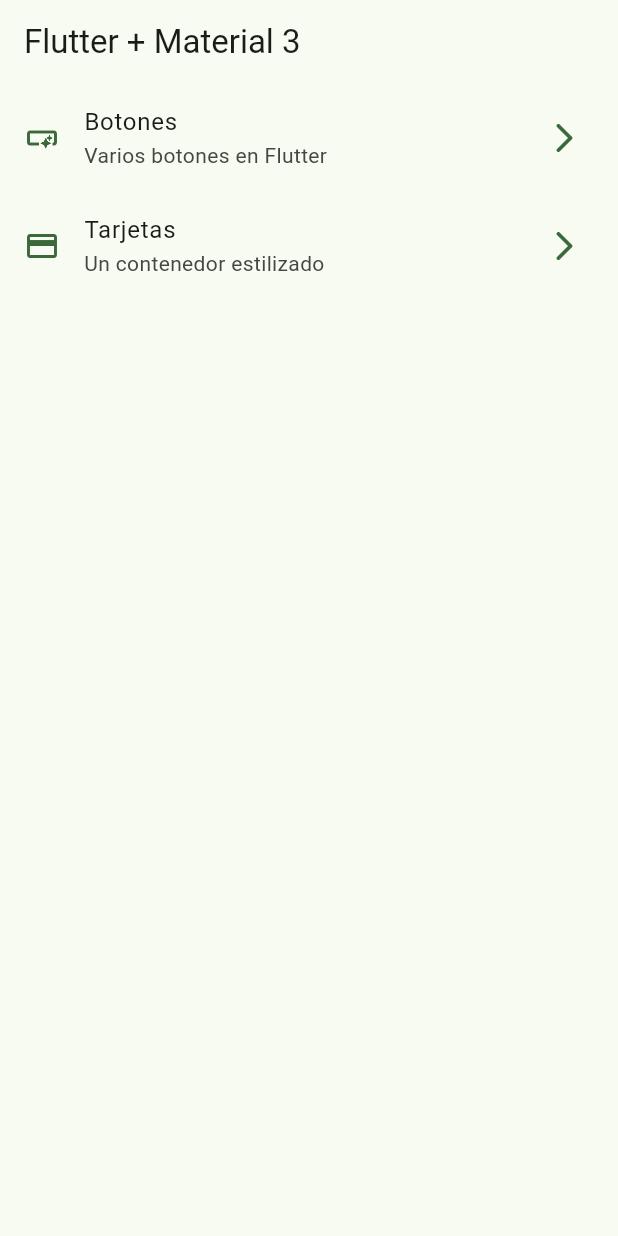
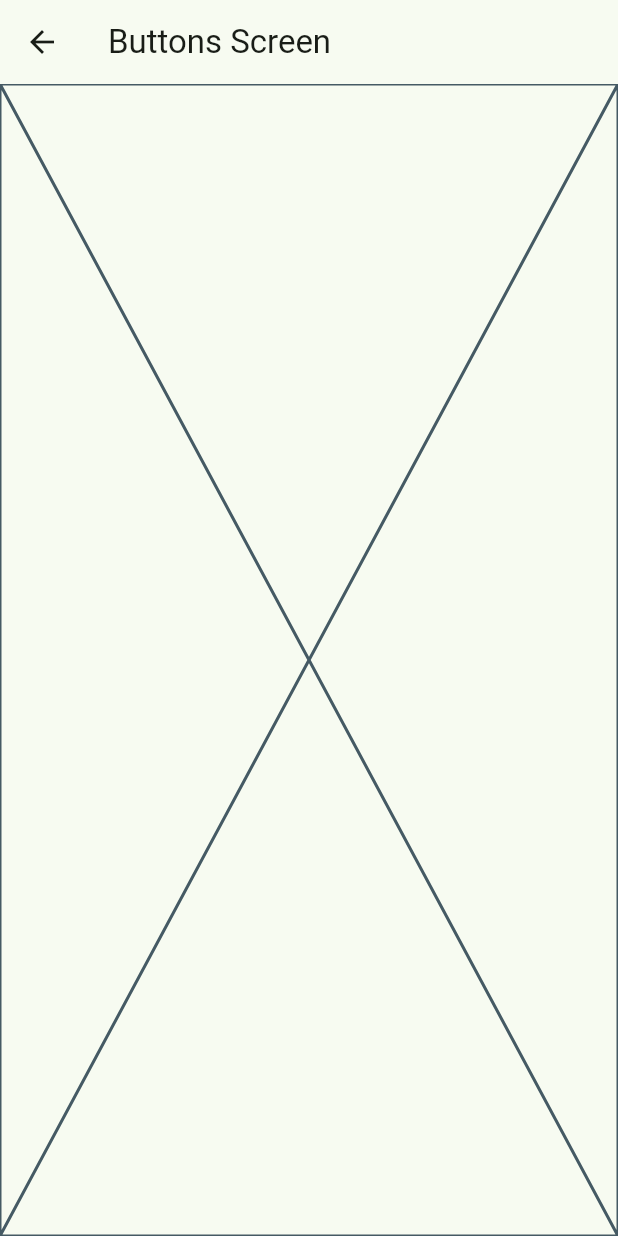
Before and after one commit to ctm187523/FlutterWidgets, a Flutter app: the screen it shows after launch, after a tap on "Botones", on a phone screen of 412 x 824 dp. Run offline on Flutter 3.47's test engine with Material 2 defaults, Android fonts, the phone set to English and light mode, and no system bars.

```diff
--- a/lib/config/menu/menu_items.dart
+++ b/lib/config/menu/menu_items.dart
@@ -29,7 +29,7 @@ const appMenuItems = <MenuItem>[
   MenuItem(
     title: 'Tarjetas',
     subTitle: 'Un contenedor estilizado',
-    link: '/card',
+    link: '/cards',
     icon: Icons.credit_card
   ),
 ];
--- a/lib/main.dart
+++ b/lib/main.dart
@@ -1,5 +1,7 @@
 import 'package:flutter/material.dart';
 import 'package:widgets_app/config/theme/app_theme.dart';
+import 'package:widgets_app/presentation/screens/buttons/buttons_screens.dart';
+import 'package:widgets_app/presentation/screens/cards/cards_screen.dart';
 import 'package:widgets_app/presentation/screens/home/home_screen.dart';
 
 void main() {
@@ -15,6 +17,11 @@ class MainApp extends StatelessWidget {
       debugShowCheckedModeBanner: false,
       theme: AppTheme(selectedColor: 2).getTheme(), //usamos la clase creada para el theme
       home: const HomeScreeen(),
+      //creamos las rutas para la navegacion entre pantallas
+      routes: {
+        '/buttons':(context) => const ButtonsScreen(),
+        '/cards':(context) => const CardsScreen()
+      },
     );
   }
 }
--- /dev/null
+++ b/lib/presentation/screens/buttons/buttons_screens.dart
@@ -0,0 +1,18 @@
+
+import 'package:flutter/material.dart';
+
+class ButtonsScreen extends StatelessWidget {
+
+  //constructor
+  const ButtonsScreen({super.key});
+
+  @override
+  Widget build(BuildContext context) {
+    return Scaffold(
+      appBar: AppBar(
+        title: const Text('Buttons Screen'),
+      ),
+      body: const Placeholder(),
+    );
+  }
+}
--- a/lib/presentation/screens/home/home_screen.dart
+++ b/lib/presentation/screens/home/home_screen.dart
@@ -1,6 +1,6 @@
-
 import 'package:flutter/material.dart';
 import 'package:widgets_app/config/menu/menu_items.dart';
+import 'package:widgets_app/presentation/screens/buttons/buttons_screens.dart';
 
 class HomeScreeen extends StatelessWidget {
   const HomeScreeen({super.key});
@@ -17,18 +17,15 @@ class HomeScreeen extends StatelessWidget {
 }
 
 class _HomeView extends StatelessWidget {
-
   //constructor
   const _HomeView();
 
   @override
   Widget build(BuildContext context) {
-
     //usamos el widget ListView
     return ListView.builder(
         itemCount: appMenuItems.length,
         itemBuilder: (context, index) {
-
           final menuItem = appMenuItems[index];
 
           //return Text(menuItem.title);
@@ -37,8 +34,6 @@ class _HomeView extends StatelessWidget {
           //adecuado para mostrar listas, creado en la clase privada _CustomListTile
           return _CustomListTile(menuItem: menuItem);
         });
-
-
   }
 }
 
@@ -51,18 +46,34 @@ class _CustomListTile extends StatelessWidget {
 
   @override
   Widget build(BuildContext context) {
-
     //creamos la variable colors para usar el color del theme
     final colors = Theme.of(context).colorScheme;
 
+    //usamios el widget ListTile para manejar listas
     return ListTile(
-      leading: Icon( menuItem.icon, color: colors.primary), //icono antes del widget
-      trailing: Icon( Icons.arrow_forward_ios_rounded, color: colors.primary,), //icono de la derecha
-      title: Text( menuItem.title),
-      subtitle: Text( menuItem.subTitle),
+      leading:
+          Icon(menuItem.icon, color: colors.primary), //icono antes del widget
+      trailing: Icon(
+        Icons.arrow_forward_ios_rounded,
+        color: colors.primary,
+      ), //icono de la derecha
+      title: Text(menuItem.title),
+      subtitle: Text(menuItem.subTitle),
       //metodo gestual al pulsar el icono para realizar acciones
       onTap: () {
-        //TODO navegar a otra pantalla
+
+        //COMENTAMOS EL CODIGO DE ABAJO PORQUE USAREMOS RUTAS EN SU LUGAR
+        //codigo copiado de --> https://docs.flutter.dev/ui/navigation
+        //para usar la navagacion entre pantallas
+        // Navigator.of(context).push(
+        //   MaterialPageRoute(
+        //llamamos a ButtonsScreens creado en presentation/screens/buttons/buttons_screens
+        //     builder: (context) => const ButtonsScreen(),
+        //   ),
+        // );
+
+        //usamos Navigator para navegar entre pantallas
+        Navigator.pushNamed(context, menuItem.link);
       },
     );
   }
```
Also changed, not shown: lib/presentation/screens/cards/cards_screen.dart (added, +16 -0 lines). Lines whose indentation alone changed are shown as unchanged.
